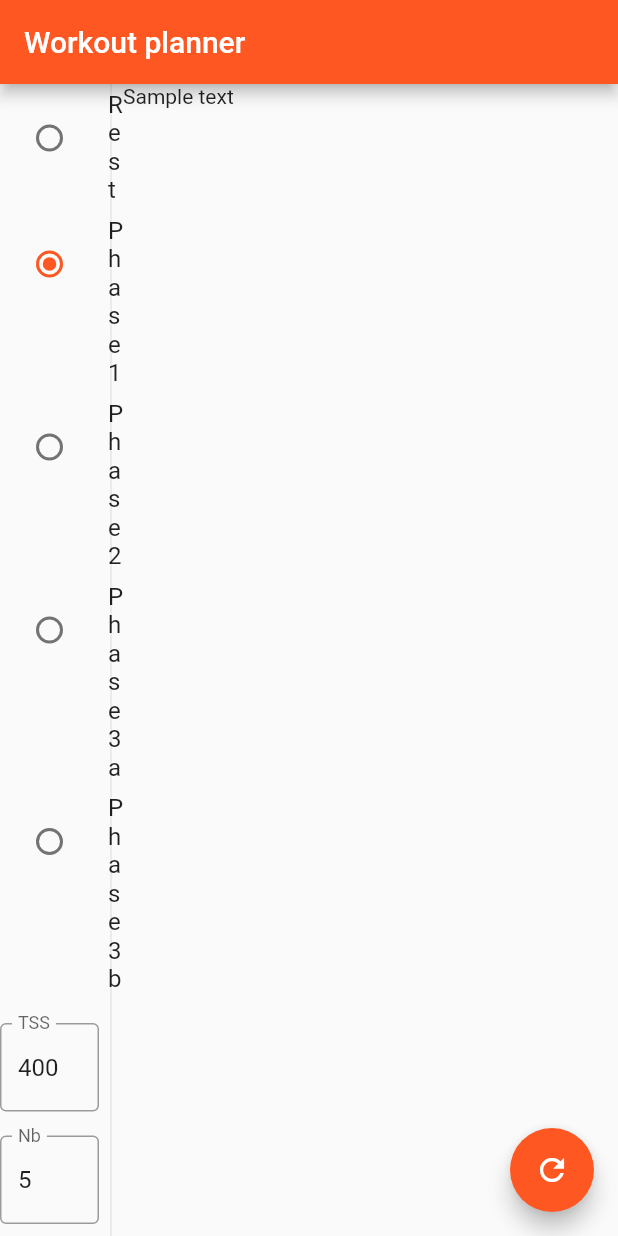
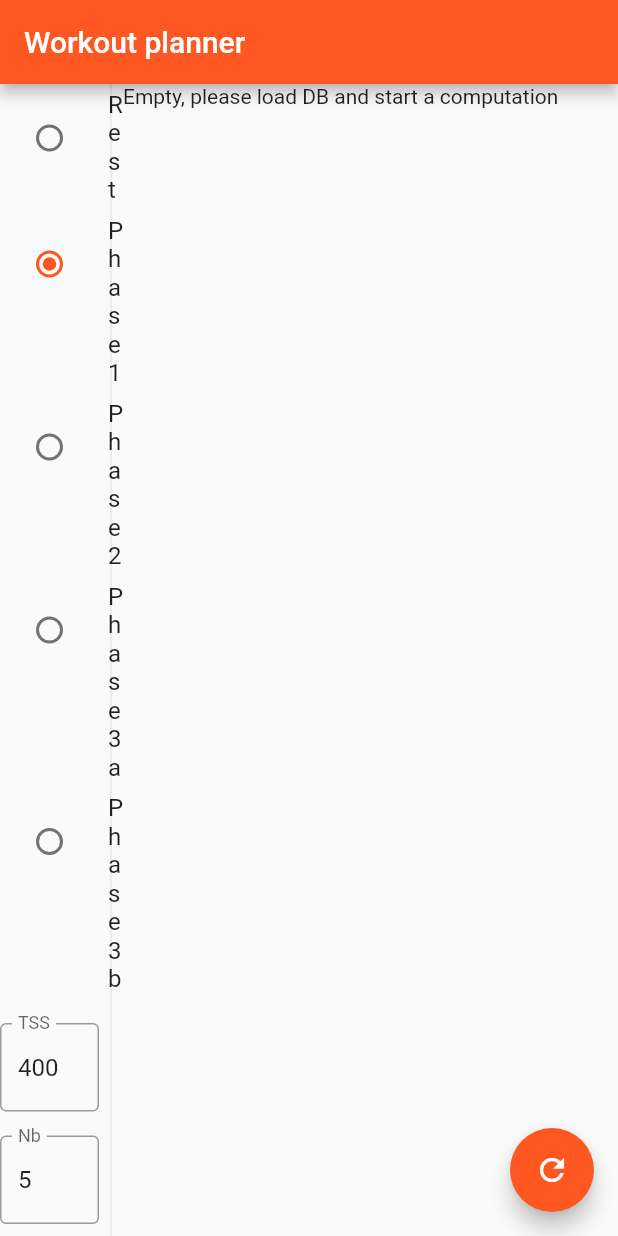
Before and after one commit to vincent290587/WeePlanner, a Flutter app: the screen it shows after launch, on a phone screen of 412 x 824 dp. Run offline on Flutter 3.47's test engine with Material 2 defaults, Android fonts, the phone set to English and light mode, and no system bars; our stand-ins replace auto_size_text; missing offline and left inert: darwin, protobuf; statements that could not run were skipped.

Commit message:
Updated text

```diff
--- a/lib/Connector.dart
+++ b/lib/Connector.dart
@@ -4,6 +4,7 @@ import 'dart:io';
 
 import 'package:http/http.dart' as http;
 
+const String auth_key = 'test_auth_key';
 
 // GET /api/v1/athlete/{id}/folders List all folders and workouts
 // POST /api/v1/athlete/{id}/folders Create a folder
@@ -47,7 +48,7 @@ Future<Album> fetchAlbum() async {
     Uri.parse('https://intervals.icu/api/v1/athlete/i30899/calendars'),
     // Send authorization headers to the backend.
     headers: {
-      HttpHeaders.authorizationHeader: 'Basic QVBJX0tFWTo1YW5ka2w2bW1xd3FodGFuZDF4a3dpemF2',
+      HttpHeaders.authorizationHeader: 'Basic ${auth_key}',
     },
   );
   final responseJson = jsonDecode(response.body);
--- a/lib/main.dart
+++ b/lib/main.dart
@@ -337,7 +337,7 @@ class _MyHomePageState extends State<MyHomePage> {
                 stream: Provider.of<WorkoutDB>(context, listen: false).getComputation,
                 //initialData: workouts,
                 builder: (c, snapshot) {
-                  if (snapshot.data != null) {
+                  if (snapshot.hasData) {
                     PlannedWeek week = snapshot.data!;
                     var widgets = [ buildWeek(context, week) ];
                     return Column(
@@ -346,7 +346,7 @@ class _MyHomePageState extends State<MyHomePage> {
                   }
                   return Column(
                     children: [
-                      Text('Sample text'),
+                      Text('Empty, please load DB and start a computation'),
                     ],
                   );
                 }),
```
